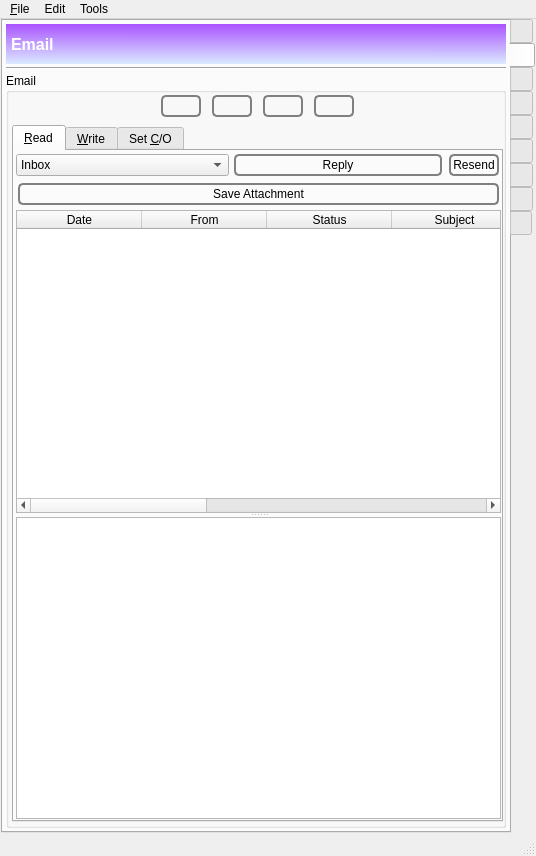
First picture: the form in GoldBug-UI/controlcenter.ui, repository xloem/spot-on-svn, before the edit.
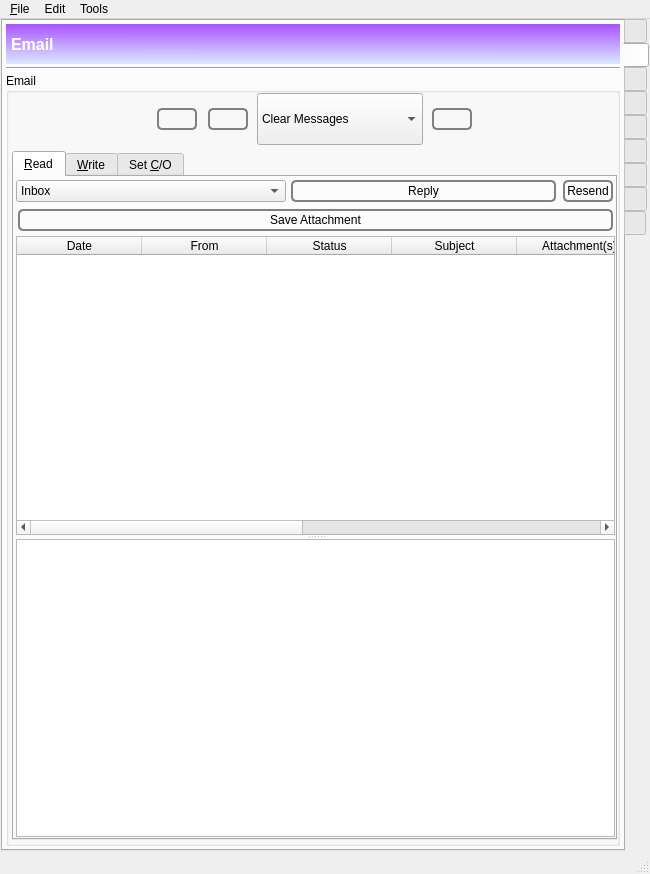
Second picture: the form after the edit. The open tabs and pages were chosen to show the change. Icons and pictures are not drawn. Custom widgets are drawn as their Qt base class.

```diff
--- a/GoldBug-UI/controlcenter.ui
+++ b/GoldBug-UI/controlcenter.ui
@@ -6,8 +6,8 @@
    <rect>
     <x>0</x>
     <y>0</y>
-    <width>536</width>
-    <height>856</height>
+    <width>650</width>
+    <height>874</height>
    </rect>
   </property>
   <property name="windowTitle">
@@ -1011,44 +1011,23 @@
               </spacer>
              </item>
              <item>
-              <widget class="QPushButton" name="pushButtonClearMail">
-               <property name="toolTip">
-                <string>Clear the contents of the current view.</string>
-               </property>
-               <property name="styleSheet">
-                <string notr="true">QPushButton {
- border: 2px solid gray;
- background-color: qlineargradient(x1: 0, y1: 0, x2: 0, y2: 1,
-                                   stop: 0 #E0E0E0, stop: 1 #FFFFFF);
- border-radius: 5px;
- margin: 2px;
- padding: 2px;
- }
-
-
-QPushButton:hover { 
-background-color: qlineargradient(x1: 0, y1: 0, x2: 0, y2: 1,
-                                   stop: 0 rgb(254,229,172), stop: 1 #FFFFFF);
-background-position: top center; } 
-
-QPushButton:pressed {
-     background-color: darkgrey;
-     border-style: inset;
- }</string>
-               </property>
-               <property name="text">
-                <string/>
-               </property>
-               <property name="icon">
-                <iconset resource="../Icons/icons.qrc">
-                 <normaloff>:/nuvola/delete.png</normaloff>:/nuvola/delete.png</iconset>
-               </property>
-               <property name="iconSize">
+              <widget class="QComboBox" name="clearEmail">
+               <property name="minimumSize">
                 <size>
-                 <width>40</width>
-                 <height>40</height>
+                 <width>0</width>
+                 <height>52</height>
                 </size>
                </property>
+               <item>
+                <property name="text">
+                 <string>Clear Messages</string>
+                </property>
+               </item>
+               <item>
+                <property name="text">
+                 <string>Clear Outgoing Message</string>
+                </property>
+               </item>
               </widget>
              </item>
              <item>
@@ -10691,8 +10670,8 @@
     <rect>
      <x>0</x>
      <y>0</y>
-     <width>536</width>
-     <height>23</height>
+     <width>650</width>
+     <height>25</height>
     </rect>
    </property>
    <widget class="QMenu" name="menu_File">
```
Left out of the diff: 11 changed lines with no effect on the pictures.
